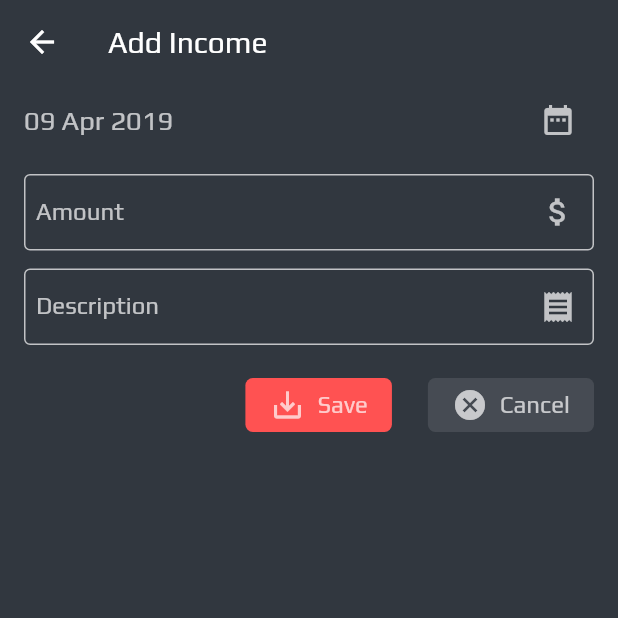
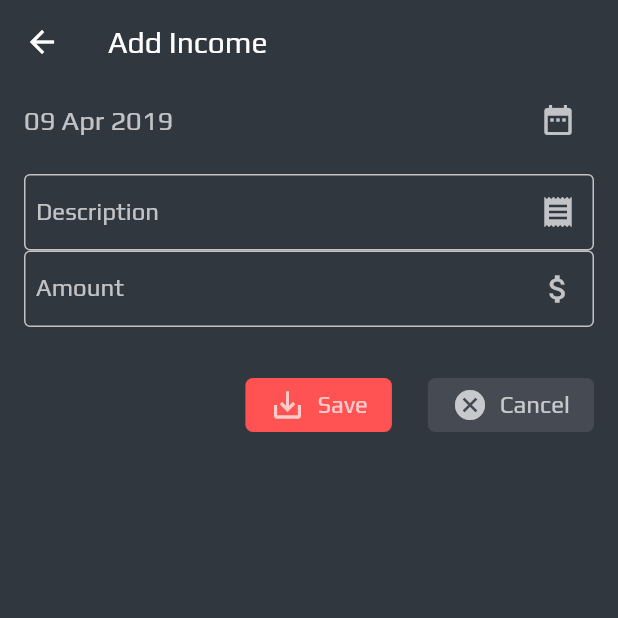
Before and after one commit to lmp95/mobile-expense, a Flutter app: the screen it shows after launch, after a tap on "Add Income", on a phone screen of 412 x 824 dp, the top half of it. Run offline on Flutter 3.47's test engine with Material 2 defaults, Android fonts, the phone set to English and light mode, and no system bars; our stand-ins replace charts_flutter, flutter_slidable, month_picker_dialog, percent_indicator, sqflite; missing offline and left inert: date_range_picker, flutter_calendar, flutter_picker; accounts and stored records are empty.

Commit message:
Changed Add Form Layout

```diff
--- a/lib/Views/ExpenseHistory/expense_form.dart
+++ b/lib/Views/ExpenseHistory/expense_form.dart
@@ -158,36 +158,6 @@ class _ExpenseFormState extends State<ExpenseForm> {
                     Padding(
                       padding: const EdgeInsets.only(bottom: 12.0),
                       child: TextFormField(
-                        style: TextStyle(color: Colors.white70),
-                        keyboardType: TextInputType.number,
-                        controller: amount,
-                        validator: (data) => amount.text.length == 0
-                            ? 'Please enter amount'
-                            : null,
-                        decoration: InputDecoration(
-                          enabledBorder: OutlineInputBorder(
-                              borderSide: BorderSide(color: Colors.white70)),
-                          focusedBorder: OutlineInputBorder(
-                              borderSide: BorderSide(color: Colors.redAccent)),
-                          labelText: "Amount",
-                          labelStyle: TextStyle(color: Colors.white70),
-                          suffixIcon: Icon(
-                            Icons.monetization_on,
-                            color: Colors.white70,
-                          ),
-                          contentPadding: EdgeInsets.symmetric(
-                            vertical: 16.0,
-                            horizontal: 8.0,
-                          ),
-                          border: OutlineInputBorder(
-                            borderRadius: BorderRadius.circular(5.0),
-                          ),
-                        ),
-                      ),
-                    ),
-                    Padding(
-                      padding: const EdgeInsets.only(bottom: 12.0),
-                      child: TextFormField(
                         controller: item,
                         validator: (data) => item.text.length == 0
                             ? 'Please enter description'
@@ -204,6 +174,36 @@ class _ExpenseFormState extends State<ExpenseForm> {
                           labelStyle: TextStyle(color: Colors.white70),
                           suffixIcon: Icon(
                             Icons.receipt,
+                            color: Colors.white70,
+                          ),
+                          contentPadding: EdgeInsets.symmetric(
+                            vertical: 16.0,
+                            horizontal: 8.0,
+                          ),
+                          border: OutlineInputBorder(
+                            borderRadius: BorderRadius.circular(5.0),
+                          ),
+                        ),
+                      ),
+                    ),
+                    Padding(
+                      padding: const EdgeInsets.only(bottom: 12.0),
+                      child: TextFormField(
+                        style: TextStyle(color: Colors.white70),
+                        keyboardType: TextInputType.number,
+                        controller: amount,
+                        validator: (data) => amount.text.length == 0
+                            ? 'Please enter amount'
+                            : null,
+                        decoration: InputDecoration(
+                          enabledBorder: OutlineInputBorder(
+                              borderSide: BorderSide(color: Colors.white70)),
+                          focusedBorder: OutlineInputBorder(
+                              borderSide: BorderSide(color: Colors.redAccent)),
+                          labelText: "Amount",
+                          labelStyle: TextStyle(color: Colors.white70),
+                          suffixIcon: Icon(
+                            Icons.monetization_on,
                             color: Colors.white70,
                           ),
                           contentPadding: EdgeInsets.symmetric(
--- a/lib/Views/Income/income_form.dart
+++ b/lib/Views/Income/income_form.dart
@@ -125,6 +125,36 @@ class _IncomeFormState extends State<IncomeForm> {
                     ),
                   ),
                   Container(
+                    child: TextFormField(
+                      style: TextStyle(color: Colors.white70),
+                      keyboardType: TextInputType.text,
+                      textCapitalization: TextCapitalization.words,
+                      controller: incomeDesc,
+                      validator: (data) => incomeDesc.text.length == 0
+                          ? 'Please enter description'
+                          : null,
+                      decoration: InputDecoration(
+                        enabledBorder: OutlineInputBorder(
+                            borderSide: BorderSide(color: Colors.white70)),
+                        focusedBorder: OutlineInputBorder(
+                            borderSide: BorderSide(color: Colors.redAccent)),
+                        labelText: "Description",
+                        labelStyle: TextStyle(color: Colors.white70),
+                        suffixIcon: Icon(
+                          Icons.receipt,
+                          color: Colors.white70,
+                        ),
+                        contentPadding: EdgeInsets.symmetric(
+                          vertical: 16.0,
+                          horizontal: 8.0,
+                        ),
+                        border: OutlineInputBorder(
+                          borderRadius: BorderRadius.circular(5.0),
+                        ),
+                      ),
+                    ),
+                  ),
+                  Container(
                     padding: const EdgeInsets.only(bottom: 12.0),
                     child: TextFormField(
                       style: TextStyle(color: Colors.white70),
@@ -144,36 +174,6 @@ class _IncomeFormState extends State<IncomeForm> {
                         ),
                         suffixIcon: Icon(
                           Icons.attach_money,
-                          color: Colors.white70,
-                        ),
-                        contentPadding: EdgeInsets.symmetric(
-                          vertical: 16.0,
-                          horizontal: 8.0,
-                        ),
-                        border: OutlineInputBorder(
-                          borderRadius: BorderRadius.circular(5.0),
-                        ),
-                      ),
-                    ),
-                  ),
-                  Container(
-                    child: TextFormField(
-                      style: TextStyle(color: Colors.white70),
-                      keyboardType: TextInputType.text,
-                      textCapitalization: TextCapitalization.words,
-                      controller: incomeDesc,
-                      validator: (data) => incomeDesc.text.length == 0
-                          ? 'Please enter description'
-                          : null,
-                      decoration: InputDecoration(
-                        enabledBorder: OutlineInputBorder(
-                            borderSide: BorderSide(color: Colors.white70)),
-                        focusedBorder: OutlineInputBorder(
-                            borderSide: BorderSide(color: Colors.redAccent)),
-                        labelText: "Description",
-                        labelStyle: TextStyle(color: Colors.white70),
-                        suffixIcon: Icon(
-                          Icons.receipt,
                           color: Colors.white70,
                         ),
                         contentPadding: EdgeInsets.symmetric(
--- a/lib/Views/SplashScreen/splash_screen.dart
+++ b/lib/Views/SplashScreen/splash_screen.dart
@@ -28,7 +28,7 @@ class _SplashScreenState extends State<SplashScreen> {
   }
 
   _routeToLandingPage() async {
-    var _duration = new Duration(milliseconds: 1500);
+    var _duration = new Duration(milliseconds: 1300);
     return new Timer(_duration, _landingPageRoute);
   }
 
@@ -44,10 +44,20 @@ class _SplashScreenState extends State<SplashScreen> {
         height: device.height,
         width: device.width,
         decoration: BoxDecoration(
-          color: Color(0xFF31373F),
+          gradient: LinearGradient(
+            begin: Alignment.topRight,
+            end: Alignment.bottomLeft,
+            stops: [0.1, 0.3, 0.75, 0.9],
+            colors: [
+              Color(0xFFFF8050),
+              Color(0xFFFF764F),
+              Colors.redAccent,
+              Colors.red,
+            ],
+          ),
         ),
         child: AnimatedOpacity(
-          duration: Duration(milliseconds: 1000),
+          duration: Duration(milliseconds: 800),
           opacity: _logoOpacity,
           child: Column(
             mainAxisAlignment: MainAxisAlignment.center,
@@ -55,16 +65,10 @@ class _SplashScreenState extends State<SplashScreen> {
               Container(
                 height: device.height / 3,
                 child: Container(
-                  child: CircleAvatar(
-                    backgroundColor: Color(0xFFF5F5F5),
-                    radius: 48.0,
-                    child: Icon(
-                      Icons.attach_money,
-                      color: Colors.red,
-                      size: 90.0,
-                    ),
-                  ),
-                ),
+                    child: Image.asset(
+                  "Icons/xxxhdpi/app_logo.png",
+                  color: Color(0xFFFFFFFF),
+                )),
               ),
               Container(
                 child: Text(
--- a/pubspec.yaml
+++ b/pubspec.yaml
@@ -65,6 +65,7 @@ flutter:
    - Icons/xxxhdpi/weekly.png
    - Icons/xxxhdpi/monthly.png
    - Icons/xxxhdpi/yearly.png
+   - Icons/xxxhdpi/app_logo.png
 
   # An image asset can refer to one or more resolution-specific "variants", see
   # https://flutter.io/assets-and-images/#resolution-aware.
```
Also changed, not shown: Icons/app_icon/app_icon.png, Icons/xxxhdpi/app_logo.png (added), 21 other files.
